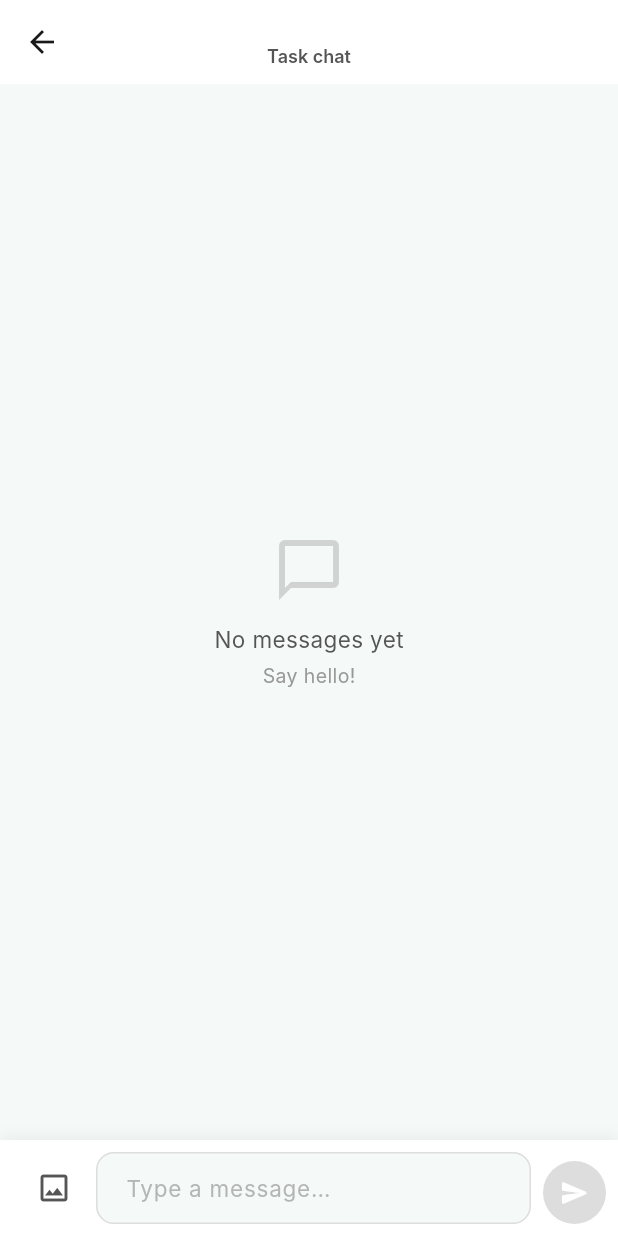
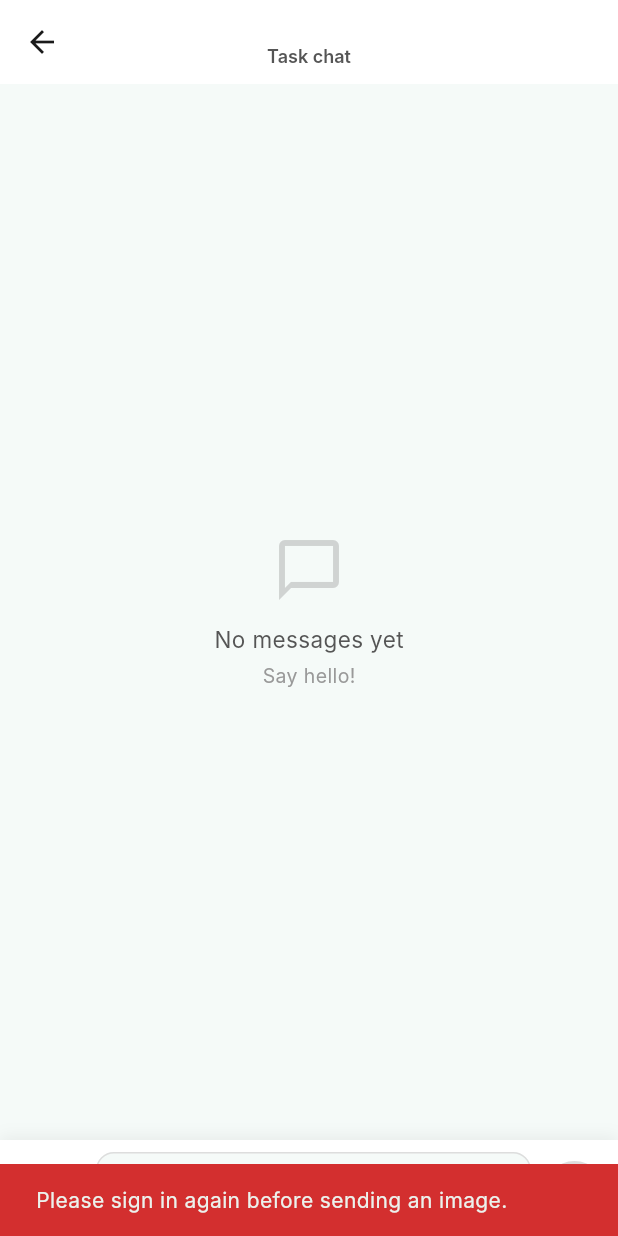
Before and after one commit to dingming1994/neighbourgo, a Flutter app: the ChatThreadScreen screen opened directly with empty values, after a tap on the "image" icon, on a phone screen of 412 x 824 dp. Run offline on Flutter 3.47's test engine with Material 3 defaults, Android fonts, the phone set to English and light mode, and no system bars; our stand-ins replace cached_network_image, cloud_firestore, cloud_functions, firebase_auth, firebase_core, firebase_crashlytics and 10 more; missing offline and left inert: flutter_stripe; accounts and stored records are empty; generated files the repository leaves out were written again; Roboto replaces fonts that are missing (Inter).

Commit message:
fix: improve chat failure recovery and notification actions

```diff
--- a/lib/features/chat/presentation/screens/chat_thread_screen.dart
+++ b/lib/features/chat/presentation/screens/chat_thread_screen.dart
@@ -83,7 +83,17 @@ class _ChatThreadScreenState extends ConsumerState<ChatThreadScreen> {
     if (text.isEmpty || _isSending) return;
 
     final user = ref.read(currentUserProvider).valueOrNull;
-    if (user == null) return;
+    if (user == null) {
+      if (mounted) {
+        ScaffoldMessenger.of(context).showSnackBar(
+          const SnackBar(
+            content: Text('Please sign in again before sending a message.'),
+            backgroundColor: AppColors.error,
+          ),
+        );
+      }
+      return;
+    }
 
     setState(() => _isSending = true);
     _textController.clear();
@@ -102,8 +112,17 @@ class _ChatThreadScreenState extends ConsumerState<ChatThreadScreen> {
       _scrollToBottom();
     } catch (e) {
       if (mounted) {
+        if (_textController.text.trim().isEmpty) {
+          _textController.text = text;
+          _textController.selection = TextSelection.fromPosition(
+            TextPosition(offset: _textController.text.length),
+          );
+        }
         ScaffoldMessenger.of(context).showSnackBar(
-          SnackBar(content: Text('Failed to send: $e')),
+          const SnackBar(
+            content: Text('Could not send your message. Please try again.'),
+            backgroundColor: AppColors.error,
+          ),
         );
       }
     } finally {
@@ -113,7 +132,17 @@ class _ChatThreadScreenState extends ConsumerState<ChatThreadScreen> {
 
   Future<void> _sendImage() async {
     final user = ref.read(currentUserProvider).valueOrNull;
-    if (user == null) return;
+    if (user == null) {
+      if (mounted) {
+        ScaffoldMessenger.of(context).showSnackBar(
+          const SnackBar(
+            content: Text('Please sign in again before sending an image.'),
+            backgroundColor: AppColors.error,
+          ),
+        );
+      }
+      return;
+    }
 
     final picker = ImagePicker();
     final picked =
@@ -148,7 +177,10 @@ class _ChatThreadScreenState extends ConsumerState<ChatThreadScreen> {
     } catch (e) {
       if (mounted) {
         ScaffoldMessenger.of(context).showSnackBar(
-          SnackBar(content: Text('Failed to send image: $e')),
+          const SnackBar(
+            content: Text('Could not send that image. Please try again.'),
+            backgroundColor: AppColors.error,
+          ),
         );
       }
     } finally {
@@ -206,7 +238,7 @@ class _ChatThreadScreenState extends ConsumerState<ChatThreadScreen> {
                       children: [
                         Icon(Icons.chat_bubble_outline,
                             size: 48,
-                            color: AppColors.textHint.withOpacity(0.4)),
+                            color: AppColors.textHint.withValues(alpha: 0.4)),
                         const SizedBox(height: 12),
                         const Text('No messages yet',
                             style: TextStyle(
@@ -445,7 +477,7 @@ class _MessageBubble extends StatelessWidget {
                   borderRadius: bubbleRadius,
                   boxShadow: [
                     BoxShadow(
-                      color: Colors.black.withOpacity(0.06),
+                      color: Colors.black.withValues(alpha: 0.06),
                       blurRadius: 4,
                       offset: const Offset(0, 2),
                     ),
@@ -537,7 +569,7 @@ class _InputBar extends StatelessWidget {
         color: AppColors.bgCard,
         boxShadow: [
           BoxShadow(
-            color: Colors.black.withOpacity(0.06),
+            color: Colors.black.withValues(alpha: 0.06),
             blurRadius: 8,
             offset: const Offset(0, -2),
           ),
@@ -573,7 +605,7 @@ class _InputBar extends StatelessWidget {
                 decoration: InputDecoration(
                   hintText: 'Type a message…',
                   hintStyle: TextStyle(
-                      color: AppColors.textHint.withOpacity(0.7),
+                      color: AppColors.textHint.withValues(alpha: 0.7),
                       fontSize: 15),
                   filled: true,
                   fillColor: AppColors.bgLight,
--- a/lib/features/notifications/presentation/screens/notification_list_screen.dart
+++ b/lib/features/notifications/presentation/screens/notification_list_screen.dart
@@ -353,7 +353,7 @@ class _ActionButton extends StatelessWidget {
       case 'new_message':
         return 'Reply';
       case 'review_received':
-        return 'Leave Review';
+        return 'View Profile';
       default:
         return null;
     }
```
Also changed, not shown: 3 other files.
